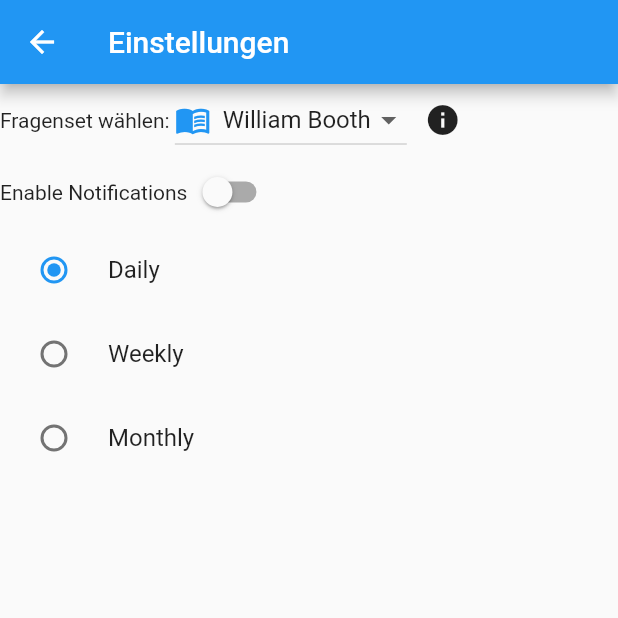
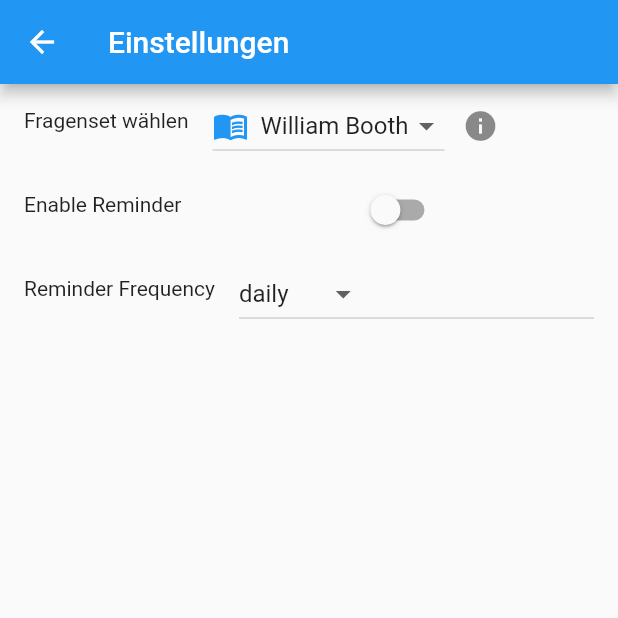
Before and after one commit to Paradoxianer/self_examintion, a Flutter app: the screen it shows after launch, after a tap on "Einstellungen", on a phone screen of 412 x 824 dp, the top half of it. Run offline on Flutter 3.47's test engine with Material 2 defaults, Android fonts, the phone set to English and light mode, and no system bars; our stand-ins replace fl_chart, shared_preferences.

Commit message:
Settings now looks much better and uses ListTitle to present the settings. Implemented t

```diff
--- a/lib/screens/settings_screen.dart
+++ b/lib/screens/settings_screen.dart
@@ -1,10 +1,34 @@
 import 'package:flutter/material.dart';
 import 'package:self_examintion/utils/local_storage.dart';
-import 'package:self_examintion/widgets/notification_settings.dart';
 import 'package:self_examintion/widgets/question_set_selection.dart';
 
-class SettingsScreen extends StatelessWidget {
-  final LocalStorage localeStorage = LocalStorage();
+class SettingsScreen extends StatefulWidget {
+  @override
+  _SettingsScreenState createState() => _SettingsScreenState();
+}
+
+class _SettingsScreenState extends State<SettingsScreen> {
+  final LocalStorage localStorage = LocalStorage();
+  bool reminderEnabled = false;
+  String reminderFrequency = 'daily';
+
+  @override
+  void initState() {
+    super.initState();
+    loadSettings();
+  }
+
+  void loadSettings() {
+    setState(() {
+      reminderEnabled = localStorage.getBool('notificationsEnabled');
+      reminderFrequency = localStorage.getString('notificationFrequency') ?? 'daily';
+    });
+  }
+
+  void saveSettings() {
+    localStorage.setBool('notificationsEnabled',reminderEnabled);
+    localStorage.setString('notificationFrequency',reminderFrequency);
+  }
 
   @override
   Widget build(BuildContext context) {
@@ -14,17 +38,45 @@ class SettingsScreen extends StatelessWidget {
       ),
       body: ListView(
         children: [
-          QuestionSetSelection(
-            onSetSelected: (selectedSet) {
-              // Handle the selected set (e.g., update settings)
-              print('Selected Set: $selectedSet');
-            },
+          ListTile(
+            leading: Text("Fragenset wählen"), // Title des Fragensets
+            title: QuestionSetSelection(
+              onSetSelected: (selectedSet) {
+                // Handle the selected set (e.g., update settings)
+                print('Selected Set: $selectedSet');
+              },
+            ),
           ),
-          NotificationsSettings(
-            reminderEnabled: false,
-            reminderFrequency: 'daily',
-            onChanged: (bool, String) {},
-          )
+          ListTile(
+            leading: Text("Enable Reminder"),
+            title: Switch(
+              value: reminderEnabled,
+              onChanged: (value) {
+                setState(() {
+                  reminderEnabled = value;
+                });
+                saveSettings();
+              },
+            ),
+          ),
+          ListTile(
+            leading: Text("Reminder Frequency"),
+            title: DropdownButton<String>(
+              value: reminderFrequency,
+              items: ['daily', 'weekly', 'monthly'].map((String frequency) {
+                return DropdownMenuItem<String>(
+                  value: frequency,
+                  child: Text(frequency),
+                );
+              }).toList(),
+              onChanged: (String? newValue) {
+                setState(() {
+                  reminderFrequency = newValue!;
+                });
+                saveSettings();
+              },
+            ),
+          ),
           // Weitere Einstellungen
         ],
       ),
--- a/lib/widgets/question_set_selection.dart
+++ b/lib/widgets/question_set_selection.dart
@@ -72,7 +72,6 @@ class _QuestionSetSelectionState extends State<QuestionSetSelection> {
   Widget build(BuildContext context) {
     return Row(
       children: [
-        Text("Fragenset wählen: "),
         DropdownButton<String>(
           value: selectedSet,
           items: questionSets.map((String authorName) {
```
